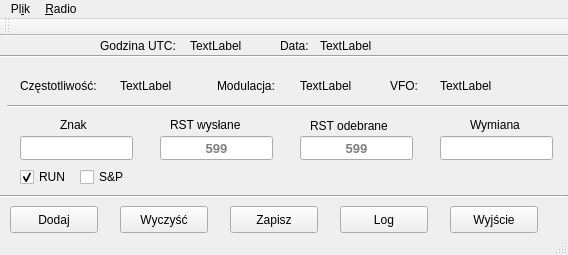
darvark/CallLogger, file mainwindow.ui: the form before one commit.
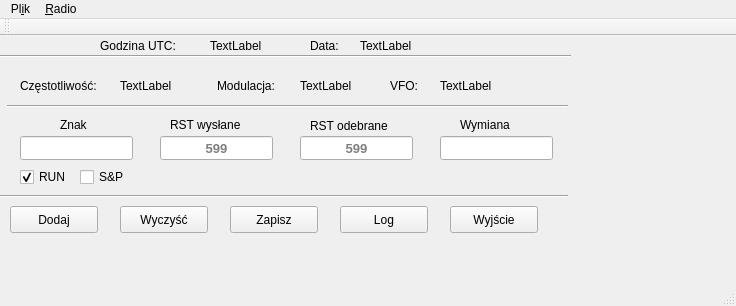
The form after the commit.

Commit message: fixed crash during app startup.

Patch:
```diff
--- a/mainwindow.ui
+++ b/mainwindow.ui
@@ -6,8 +6,8 @@
    <rect>
     <x>0</x>
     <y>0</y>
-    <width>568</width>
-    <height>255</height>
+    <width>736</width>
+    <height>306</height>
    </rect>
   </property>
   <property name="windowTitle">
@@ -237,9 +237,9 @@
    <widget class="QLabel" name="label_6">
     <property name="geometry">
      <rect>
-      <x>470</x>
+      <x>460</x>
       <y>80</y>
-      <width>58</width>
+      <width>81</width>
       <height>18</height>
      </rect>
     </property>
@@ -317,9 +317,9 @@
    <widget class="QLabel" name="godzina">
     <property name="geometry">
      <rect>
-      <x>190</x>
+      <x>210</x>
       <y>0</y>
-      <width>71</width>
+      <width>81</width>
       <height>20</height>
      </rect>
     </property>
@@ -330,9 +330,9 @@
    <widget class="QLabel" name="data">
     <property name="geometry">
      <rect>
-      <x>320</x>
+      <x>360</x>
       <y>0</y>
-      <width>71</width>
+      <width>91</width>
       <height>20</height>
      </rect>
     </property>
@@ -343,7 +343,7 @@
    <widget class="Line" name="line">
     <property name="geometry">
      <rect>
-      <x>-3</x>
+      <x>0</x>
       <y>10</y>
       <width>571</width>
       <height>20</height>
@@ -371,7 +371,7 @@
      <rect>
       <x>100</x>
       <y>0</y>
-      <width>81</width>
+      <width>101</width>
       <height>20</height>
      </rect>
     </property>
@@ -382,7 +382,7 @@
    <widget class="QLabel" name="label_8">
     <property name="geometry">
      <rect>
-      <x>280</x>
+      <x>310</x>
       <y>0</y>
       <width>41</width>
       <height>20</height>
@@ -436,7 +436,7 @@
      <rect>
       <x>440</x>
       <y>40</y>
-      <width>58</width>
+      <width>91</width>
       <height>20</height>
      </rect>
     </property>
@@ -463,8 +463,8 @@
     <rect>
      <x>0</x>
      <y>0</y>
-     <width>568</width>
-     <height>25</height>
+     <width>736</width>
+     <height>24</height>
     </rect>
    </property>
    <widget class="QMenu" name="menuPlik">
```
Left out of the diff: 4 changed lines with no effect on the pictures. The commit also changes 2 other files.
